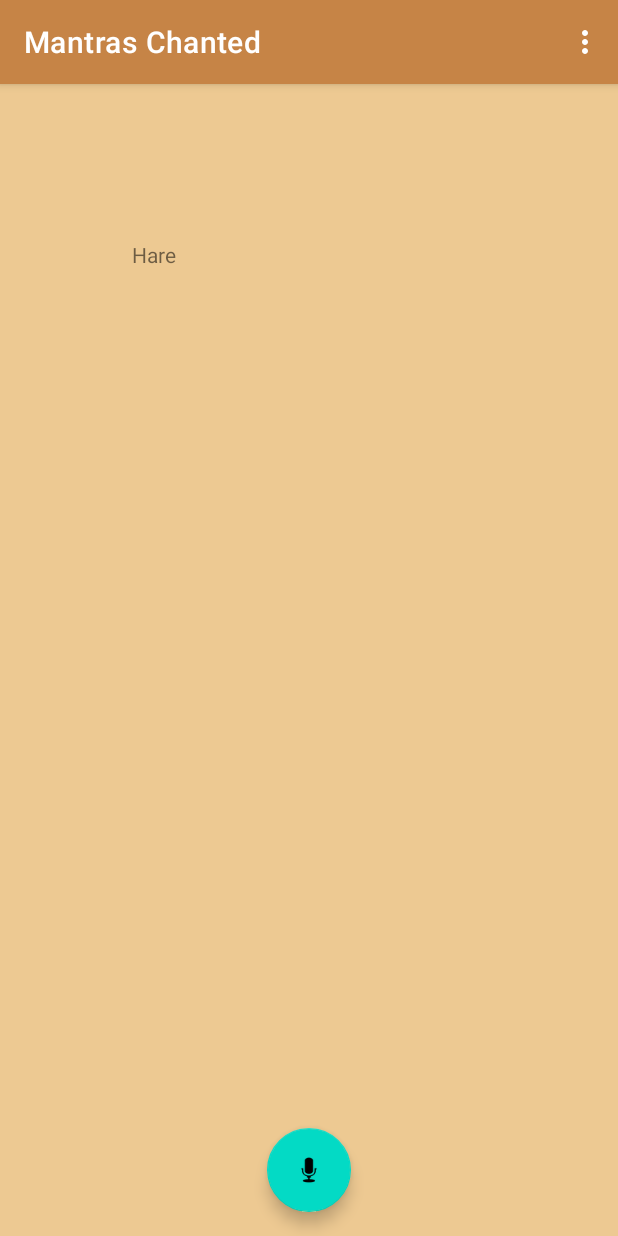
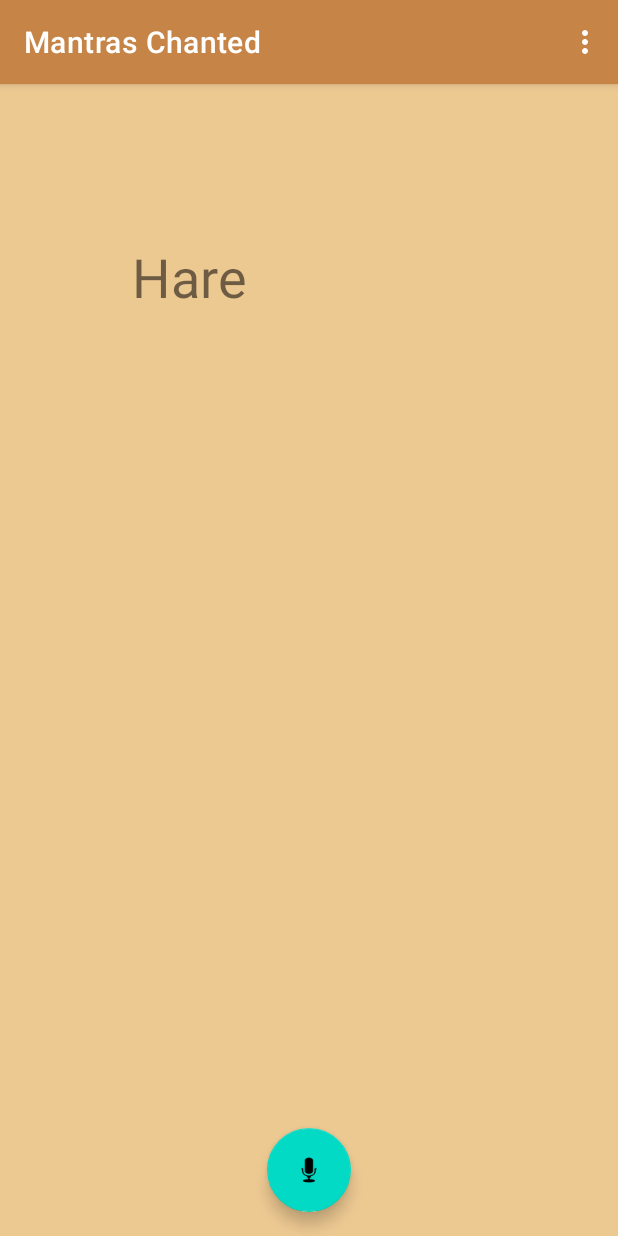
Before and after one commit to Swicegood/hare-krishna-mantra-practice, an Android app: the screen it shows after launch (MainActivity), on a phone screen of 412 x 824 dp. Run offline under Robolectric (Android 15) with nearby library versions, the phone set to English and light mode, and no system bars; our stand-ins replace navigation-ui.

Commit message:
loop though textviews

```diff
--- a/app/src/main/java/com/example/harekrishnamantrapractice/FirstFragment.kt
+++ b/app/src/main/java/com/example/harekrishnamantrapractice/FirstFragment.kt
@@ -1,10 +1,12 @@
 package com.example.harekrishnamantrapractice
 
 import android.os.Bundle
+import android.util.Log
 import androidx.fragment.app.Fragment
 import android.view.LayoutInflater
 import android.view.View
 import android.view.ViewGroup
+import android.widget.TextView
 import androidx.navigation.fragment.findNavController
 import com.example.harekrishnamantrapractice.databinding.FragmentFirstBinding
 
@@ -32,7 +34,15 @@ class FirstFragment : Fragment() {
     override fun onViewCreated(view: View, savedInstanceState: Bundle?) {
         super.onViewCreated(view, savedInstanceState)
 
+        val packageName = context!!.packageName
+        for (i in 0..0) {
+            val tview = getView()?.findViewById<TextView>(R.id.textview0+i)
+            tview?.textSize = 36f
+            Log.d("Heeeeeeeeeeeeeeeeeeeeeeeey here is the tvew", tview.toString())
+        }
+
     }
+
 
     override fun onDestroyView() {
         super.onDestroyView()
--- a/app/src/main/res/layout/fragment_first.xml
+++ b/app/src/main/res/layout/fragment_first.xml
@@ -7,7 +7,7 @@
     tools:context=".FirstFragment">
 
     <TextView
-        android:id="@+id/textview_first"
+        android:id="@+id/textview0"
         android:layout_width="wrap_content"
         android:layout_height="wrap_content"
         android:layout_marginLeft="88dp"
```
